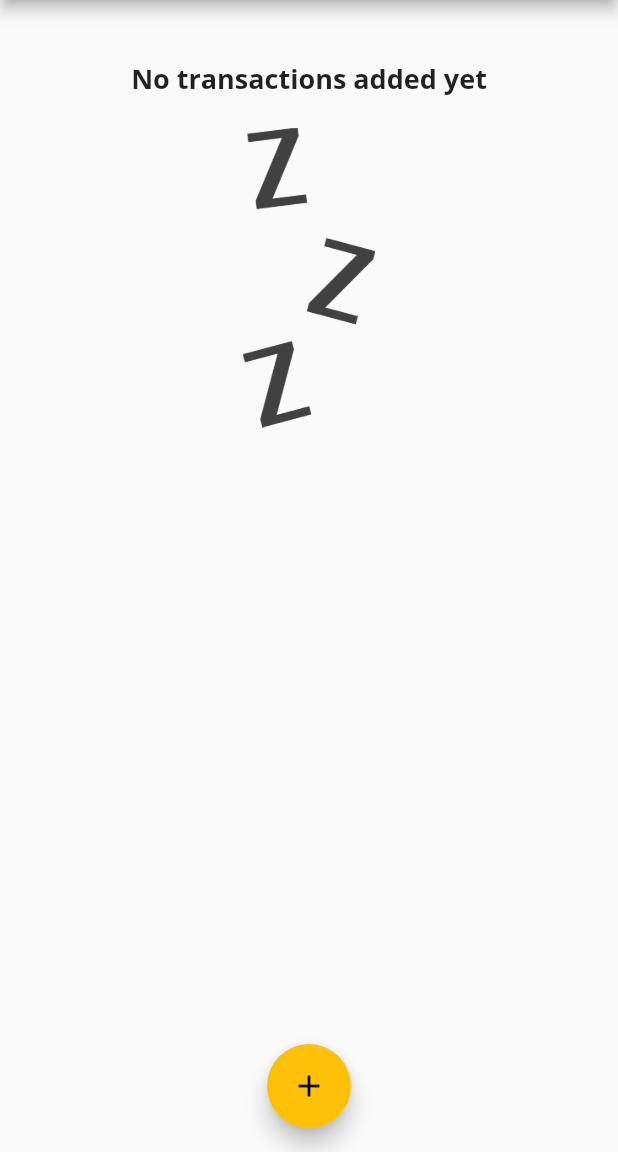
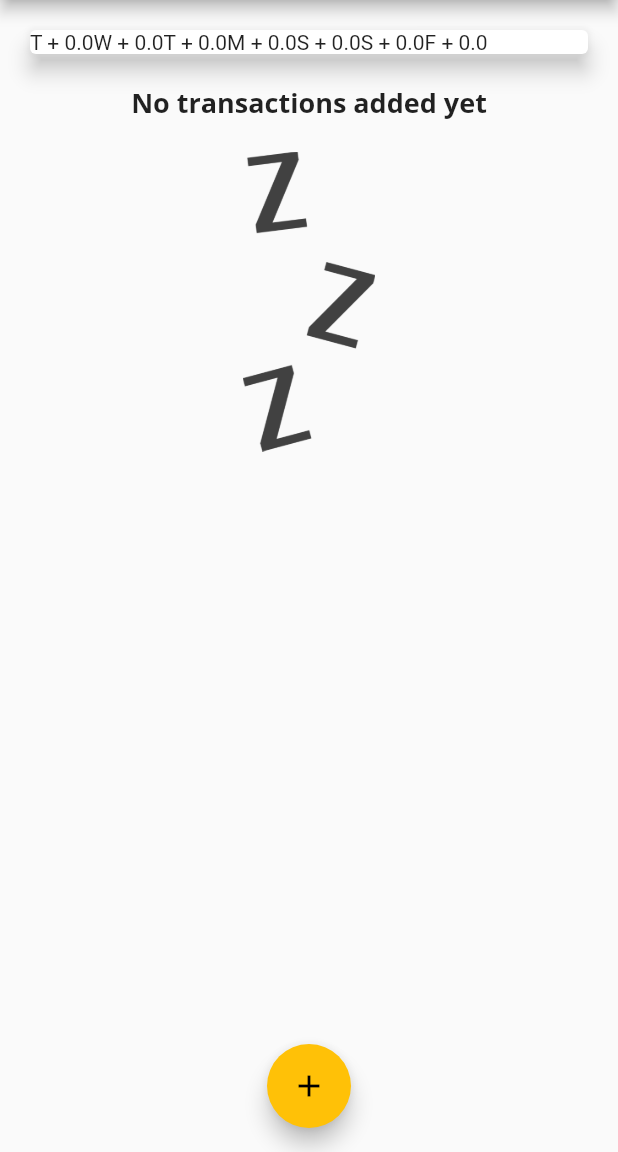
Before and after one commit to frasnym/learn-flutter-personal-expenses-app, a Flutter app: the screen it shows after launch, on a phone screen of 412 x 824 dp, the part 84-1236 px from its top. Run offline on Flutter 3.47's test engine with Material 2 defaults, Android fonts, the phone set to English and light mode, and no system bars.

Commit message:
Creating Bars for Our Chart

```diff
--- a/lib/widgets/chart.dart
+++ b/lib/widgets/chart.dart
@@ -21,11 +21,8 @@ class Chart extends StatelessWidget {
         }
       }
 
-      print(DateFormat.E().format(weekDay));
-      print(totalSum);
-
       return {
-        'day': DateFormat.E().format(weekDay),
+        'day': DateFormat.E().format(weekDay).substring(0, 1),
         'amount': totalSum,
       };
     });
@@ -33,12 +30,13 @@ class Chart extends StatelessWidget {
 
   @override
   Widget build(BuildContext context) {
-    print(groupedTransactionValues);
     return Card(
       elevation: 6,
       margin: EdgeInsets.all(20),
       child: Row(
-        children: <Widget>[],
+        children: groupedTransactionValues.map((data) {
+          return Text("${data['day']} + ${data['amount']}");
+        }).toList(),
       ),
     );
   }
```
Also changed, not shown: lib/widgets/chart_bar.dart (added, +48 -0 lines).
